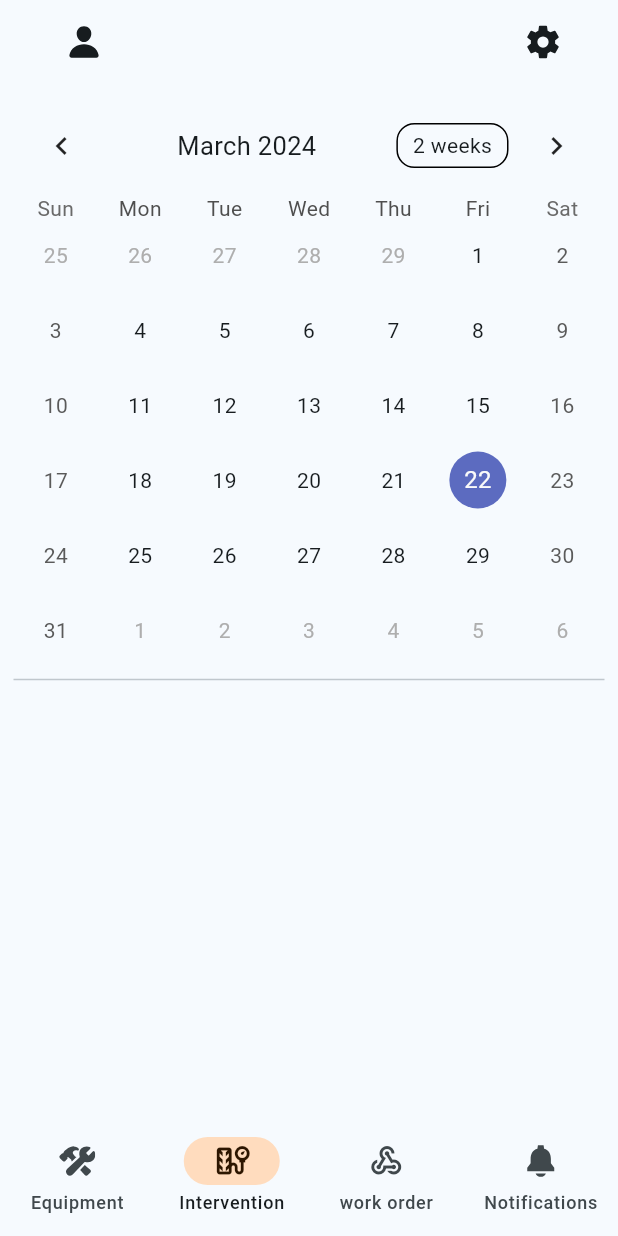
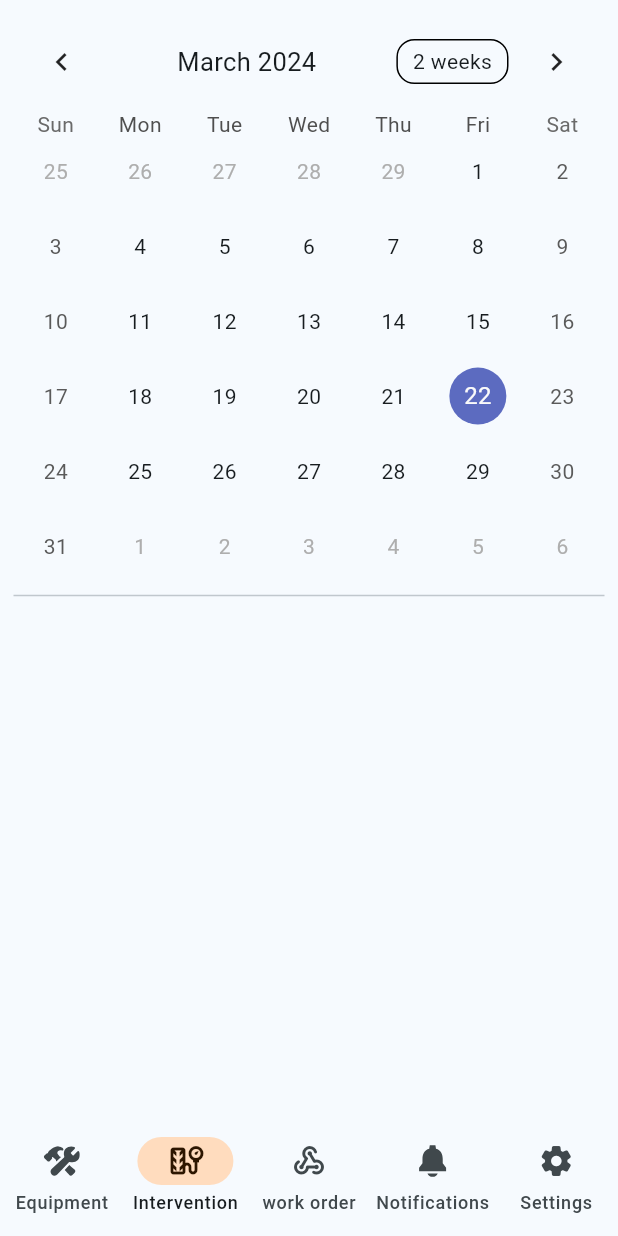
Before and after one commit to Habib-Amami/pfe_gmao, a Flutter app: the screen it shows once a user with an empty profile is signed in, item 2 of the bottom bar chosen, on a phone screen of 412 x 824 dp. Run offline on Flutter 3.47's test engine with Material 3 defaults, Android fonts, the phone set to English and light mode, and no system bars; drawn by our look-alikes of table_calendar; our stand-ins replace cloud_firestore, firebase_auth, firebase_core, firebase_storage, flutter_secure_storage, flutter_slidable and 9 more; accounts and stored records are empty.

Commit message:
adding the settings page to the bottom navigation bar

```diff
--- a/lib/home.dart
+++ b/lib/home.dart
@@ -2,7 +2,6 @@ import 'package:flutter/material.dart';
 import 'package:ionicons/ionicons.dart';
 
 import 'features/Equipments/View/equipment_screen.dart';
-import 'features/profile_management/view/profile_view.dart';
 import 'menu_screens/calender_screen.dart';
 import 'menu_screens/notification_screen.dart';
 import 'menu_screens/settings.dart';
@@ -23,50 +22,12 @@ class _HomeState extends State<Home> {
     CalenderScreen(),
     WorkOrderScreen(),
     NotificationScreen(),
+    Setting(),
   ];
 
   @override
   Widget build(BuildContext context) {
     return Scaffold(
-      appBar: AppBar(
-        automaticallyImplyLeading: false,
-        backgroundColor: const Color(0x00e4eef4),
-        title: Padding(
-          padding: const EdgeInsets.all(10.0),
-          child: Row(
-            mainAxisAlignment: MainAxisAlignment.spaceBetween,
-            children: [
-              SizedBox(
-                height: 60,
-                width: 60,
-                child: ClipRRect(
-                  borderRadius: BorderRadius.circular(30),
-                  child: IconButton(
-                    icon: const Icon(Ionicons.person),
-                    onPressed: () {
-                      Navigator.push(
-                        context,
-                        MaterialPageRoute(
-                          builder: (context) => const ProfileScreen(),
-                        ),
-                      );
-                    },
-                  ),
-                ),
-              ),
-              IconButton(
-                  onPressed: () {
-                    Navigator.push(
-                        context,
-                        MaterialPageRoute(
-                          builder: (context) => const Setting(),
-                        ));
-                  },
-                  icon: const Icon(Ionicons.settings_sharp)),
-            ],
-          ),
-        ),
-      ),
       bottomNavigationBar: NavigationBar(
         labelBehavior: NavigationDestinationLabelBehavior.alwaysShow,
         onDestinationSelected: (int index) {
@@ -103,10 +64,10 @@ class _HomeState extends State<Home> {
           ),
           NavigationDestination(
               selectedIcon: Icon(
-                Icons.webhook_rounded,
+                Icons.webhook_outlined,
               ),
               icon: Icon(
-                Icons.webhook_sharp,
+                Icons.webhook_rounded,
               ),
               label: "work order",
               tooltip: "work flow order"),
@@ -118,6 +79,16 @@ class _HomeState extends State<Home> {
             label: "Notifications",
             tooltip: "Notifications",
           ),
+          NavigationDestination(
+            selectedIcon: Icon(
+              Icons.settings_outlined,
+            ),
+            icon: Icon(
+              Icons.settings_rounded,
+            ),
+            label: "Settings",
+            tooltip: "Settings page",
+          ),
         ],
       ),
       body: menuScreens[currentPageIndex],
--- a/lib/menu_screens/calender_screen.dart
+++ b/lib/menu_screens/calender_screen.dart
@@ -23,7 +23,8 @@ class _CalenderScreenState extends State<CalenderScreen> {
   @override
   Widget build(BuildContext context) {
     return Scaffold(
-      body: Padding(
+      body: SafeArea(
+        child: Padding(
           padding: const EdgeInsets.all(9.0),
           child: Column(
             children: [
@@ -50,6 +51,7 @@ class _CalenderScreenState extends State<CalenderScreen> {
             ],
           ),
         ),
+      ),
     );
   }
 }
```
Also changed, not shown: lib/menu_screens/settings.dart (+70 -79 lines). Lines whose indentation alone changed are shown as unchanged.
